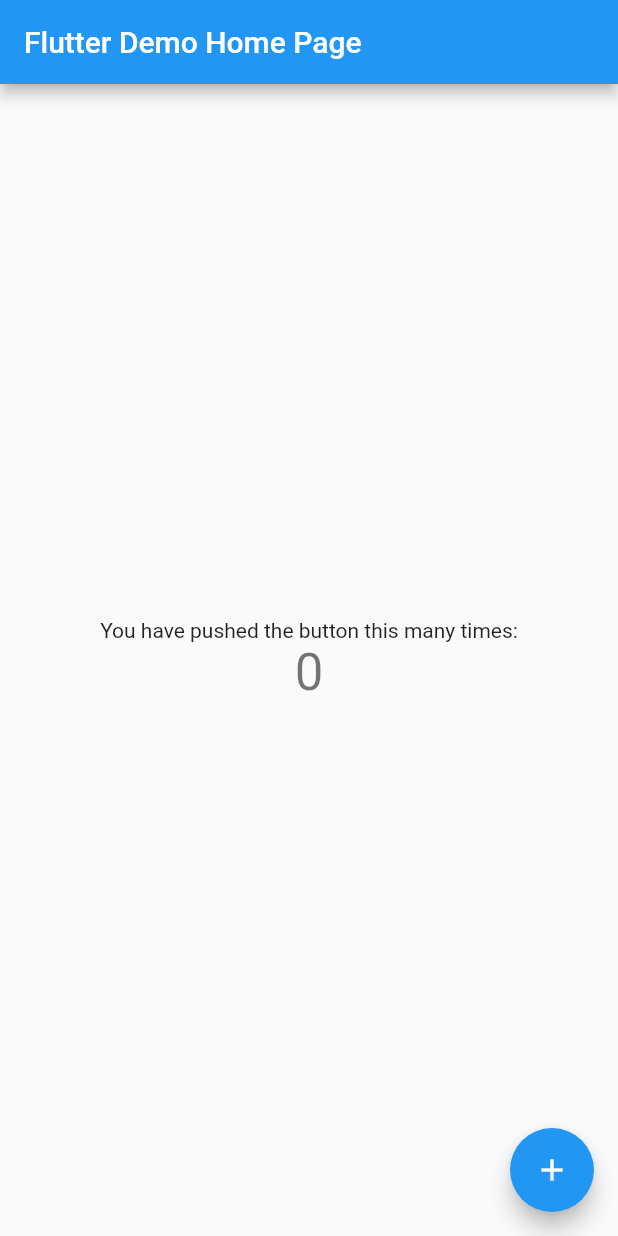
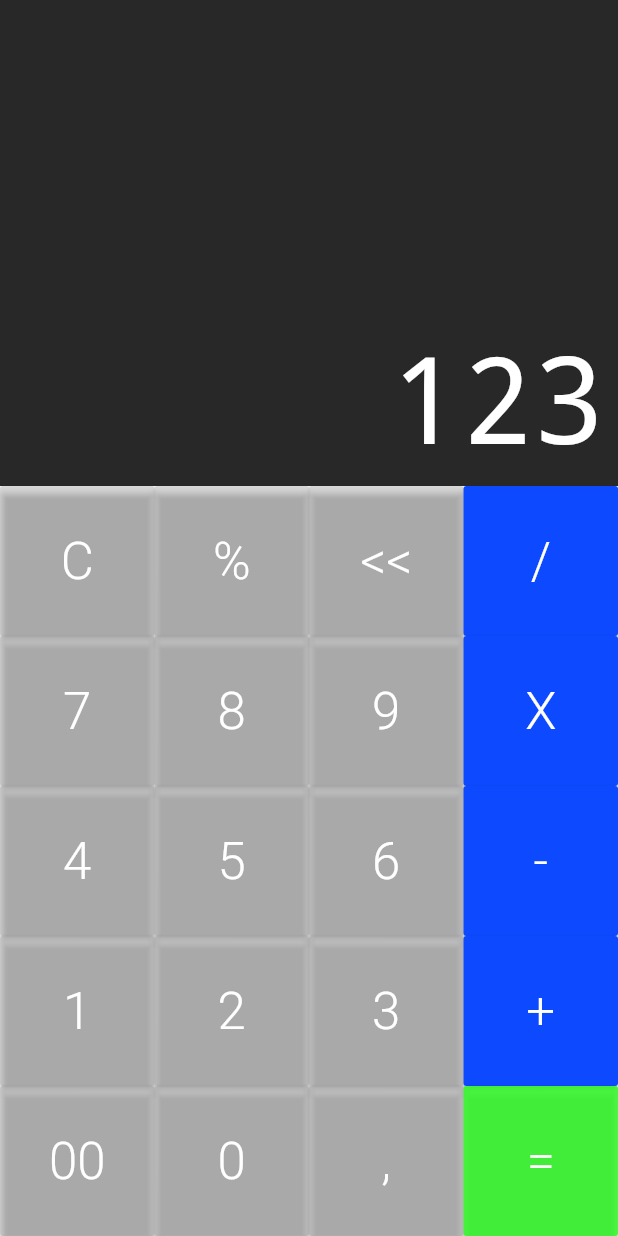
Before and after one commit to alleffernandes/calculator_flutter, a Flutter app: the screen it shows after launch, on a phone screen of 412 x 824 dp. Run offline on Flutter 3.47's test engine with Material 2 defaults, Android fonts, the phone set to English and light mode, and no system bars; drawn by our look-alikes of auto_size_text.

Commit message:
commit 2

```diff
--- a/analysis_options.yaml
+++ b/analysis_options.yaml
@@ -7,7 +7,7 @@
 
 # The following line activates a set of recommended lints for Flutter apps,
 # packages, and plugins designed to encourage good coding practices.
-include: package:flutter_lints/flutter.yaml
+# include: package:flutter_lints/flutter.yaml
 
 linter:
   # The lint rules applied to this project can be customized in the
--- /dev/null
+++ b/lib/components/button.dart
@@ -0,0 +1,45 @@
+import 'package:flutter/material.dart';
+
+class Button extends StatelessWidget {
+  static const DARK = Color.fromRGBO(80, 80, 80, 1);
+  static const DEFAULT = Color.fromARGB(55, 112, 112, 112);
+  static const OPERATION = Color.fromARGB(255, 13, 74, 255);
+  static const RESULT = Color.fromARGB(190, 25, 255, 13);
+  final Color color;
+  final String? text;
+  final void Function(String)? cb;
+  Button({
+    @required this.text,
+    @required this.cb,
+    this.color = DEFAULT,
+  });
+  Button.operation({
+    @required this.text,
+    @required this.cb,
+    this.color = OPERATION,
+  });
+  Button.result({
+    @required this.text,
+    @required this.cb,
+    this.color = RESULT,
+  });
+
+  @override
+  Widget build(BuildContext context) {
+    return Expanded(
+      flex: 1,
+      child: RaisedButton(
+        color: this.color,
+        child: Text(
+          '${text}',
+          style: TextStyle(
+            color: Colors.white,
+            fontSize: 34,
+            fontWeight: FontWeight.w300,
+          ),
+        ),
+        onPressed: () => cb!("$text"),
+      ),
+    );
+  }
+}
--- /dev/null
+++ b/lib/components/button_row.dart
@@ -0,0 +1,19 @@
+import 'package:flutter/material.dart';
+import 'button.dart';
+
+class ButtonRow extends StatelessWidget {
+  final List<Button> buttons;
+
+  ButtonRow(this.buttons);
+
+  @override
+  Widget build(BuildContext context) {
+    return Expanded(
+      flex: 1,
+      child: Row(
+        crossAxisAlignment: CrossAxisAlignment.stretch,
+        children: buttons,
+      ),
+    );
+  }
+}
--- /dev/null
+++ b/lib/components/display.dart
@@ -0,0 +1,38 @@
+import 'package:flutter/material.dart';
+import 'package:auto_size_text/auto_size_text.dart';
+
+class Display extends StatelessWidget {
+  final String text;
+  Display(this.text);
+  @override
+  Widget build(BuildContext context) {
+    return Expanded(
+      flex: 1,
+      child: Container(
+        color: Color.fromRGBO(40, 40, 40, 1),
+        child: Column(
+          mainAxisAlignment: MainAxisAlignment.end,
+          crossAxisAlignment: CrossAxisAlignment.stretch,
+          children: [
+            Padding(
+              padding: const EdgeInsets.all(8.0),
+              child: AutoSizeText(
+                text,
+                minFontSize: 20,
+                maxFontSize: 80,
+                maxLines: 1,
+                textAlign: TextAlign.end,
+                style: TextStyle(
+                  fontWeight: FontWeight.w100,
+                  decoration: TextDecoration.none,
+                  fontSize: 80,
+                  color: Colors.white,
+                ),
+              ),
+            ),
+          ],
+        ),
+      ),
+    );
+  }
+}
--- /dev/null
+++ b/lib/components/keyboard.dart
@@ -0,0 +1,46 @@
+import 'package:flutter/material.dart';
+import 'button_row.dart';
+import 'button.dart';
+
+class Keyboard extends StatelessWidget {
+  final void Function(String)? cb;
+  Keyboard(this.cb);
+  @override
+  Widget build(BuildContext context) {
+    return Container(
+      height: 500,
+      child: Column(children: [
+        ButtonRow([
+          Button(text: 'C', cb: cb),
+          Button(text: '%', cb: cb),
+          Button(text: '<<', cb: cb),
+          Button.operation(text: '/', cb: cb),
+        ]),
+        ButtonRow([
+          Button(text: '7', cb: cb),
+          Button(text: '8', cb: cb),
+          Button(text: '9', cb: cb),
+          Button.operation(text: 'X', cb: cb),
+        ]),
+        ButtonRow([
+          Button(text: '4', cb: cb),
+          Button(text: '5', cb: cb),
+          Button(text: '6', cb: cb),
+          Button.operation(text: '-', cb: cb),
+        ]),
+        ButtonRow([
+          Button(text: '1', cb: cb),
+          Button(text: '2', cb: cb),
+          Button(text: '3', cb: cb),
+          Button.operation(text: '+', cb: cb),
+        ]),
+        ButtonRow([
+          Button(text: '00', cb: cb),
+          Button(text: '0', cb: cb),
+          Button(text: ',', cb: cb),
+          Button.result(text: '=', cb: cb),
+        ])
+      ]),
+    );
+  }
+}
--- a/lib/main.dart
+++ b/lib/main.dart
@@ -1,67 +1,4 @@
 import 'package:flutter/material.dart';
+import './screens/calculator.dart';
 
-void main() {
-  runApp(const MyApp());
-}
-
-class MyApp extends StatelessWidget {
-  const MyApp({Key? key}) : super(key: key);
-
-  @override
-  Widget build(BuildContext context) {
-    return MaterialApp(
-      title: 'Flutter Demo',
-      theme: ThemeData(
-        primarySwatch: Colors.blue,
-      ),
-      home: const MyHomePage(title: 'Flutter Demo Home Page'),
-    );
-  }
-}
-
-class MyHomePage extends StatefulWidget {
-  const MyHomePage({Key? key, required this.title}) : super(key: key);
-
-  final String title;
-
-  @override
-  State<MyHomePage> createState() => _MyHomePageState();
-}
-
-class _MyHomePageState extends State<MyHomePage> {
-  int _counter = 0;
-
-  void _incrementCounter() {
-    setState(() {
-      _counter++;
-    });
-  }
-
-  @override
-  Widget build(BuildContext context) {
-    return Scaffold(
-      appBar: AppBar(
-        title: Text(widget.title),
-      ),
-      body: Center(
-        child: Column(
-          mainAxisAlignment: MainAxisAlignment.center,
-          children: <Widget>[
-            const Text(
-              'You have pushed the button this many times:',
-            ),
-            Text(
-              '$_counter',
-              style: Theme.of(context).textTheme.headline4,
-            ),
-          ],
-        ),
-      ),
-      floatingActionButton: FloatingActionButton(
-        onPressed: _incrementCounter,
-        tooltip: 'Increment',
-        child: const Icon(Icons.add),
-      ),
-    );
-  }
-}
+main() => runApp(Calculator());
--- /dev/null
+++ b/lib/models/memory.dart
@@ -0,0 +1 @@
+class Memory {}
--- /dev/null
+++ b/lib/screens/calculator.dart
@@ -0,0 +1,22 @@
+import 'package:flutter/material.dart';
+import '../components/display.dart';
+import '../components/keyboard.dart';
+
+class Calculator extends StatelessWidget {
+  _onPressed(String text) {
+    print(text);
+  }
+
+  @override
+  Widget build(BuildContext context) {
+    return MaterialApp(
+      debugShowCheckedModeBanner: false,
+      home: Column(
+        children: <Widget>[
+          Display('123'),
+          Keyboard(_onPressed),
+        ],
+      ),
+    );
+  }
+}
--- a/pubspec.yaml
+++ b/pubspec.yaml
@@ -38,13 +38,14 @@ dependencies:
 dev_dependencies:
   flutter_test:
     sdk: flutter
+  auto_size_text: 3.0.0
 
   # The "flutter_lints" package below contains a set of recommended lints to
   # encourage good coding practices. The lint set provided by the package is
   # activated in the `analysis_options.yaml` file located at the root of your
   # package. See that file for information about deactivating specific lint
   # rules and activating additional ones.
-  flutter_lints: ^1.0.0
+  # flutter_lints: ^1.0.0
 
 # For information on the generic Dart part of this file, see the
 # following page: https://dart.dev/tools/pub/pubspec
```
Also changed, not shown: pubspec.lock.
